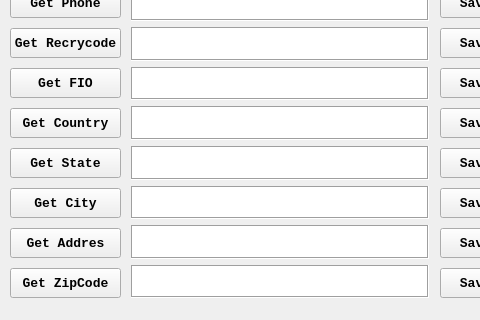
Qt form myui.ui (themasterid/PStorage) before a commit; both pictures show x 0 to 480 and y 422 to 742 of the 921 by 742 pixel window.
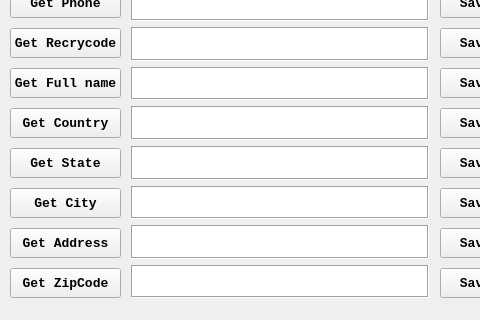
The same form after that commit. Icons and pictures are not drawn.

The edit to the form file:
```diff
--- a/myui.ui
+++ b/myui.ui
@@ -1398,7 +1398,7 @@
      </font>
     </property>
     <property name="text">
-     <string>Get FIO</string>
+     <string>Get Full name</string>
     </property>
    </widget>
    <widget class="QPushButton" name="pushButton_Quation_Get">
@@ -1530,7 +1530,7 @@
      </font>
     </property>
     <property name="text">
-     <string>Get Addres</string>
+     <string>Get Address</string>
     </property>
    </widget>
    <widget class="QPushButton" name="pushButton_Phone_Get">
```
Left out of the diff: 16 changed lines with no effect on the pictures.
